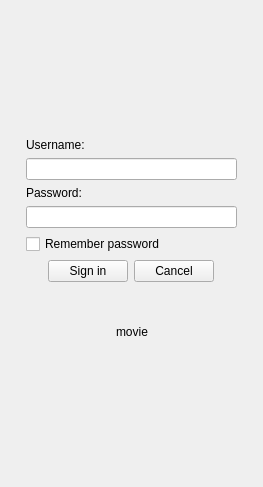
Qt form examples/GuiClient/mainDialog.ui (mtdcr/QXmpp) before a commit.
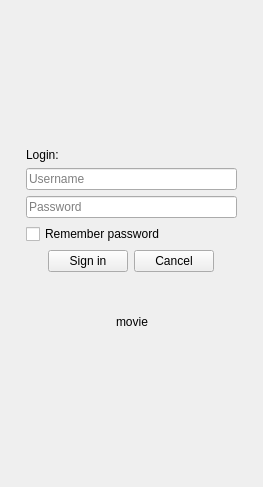
The same form after that commit. The open tabs and pages were chosen to show the change. Icons and pictures are not drawn. Custom widgets are drawn as their Qt base class.

Commit message: login with placeholder text

Patch:
```diff
--- a/examples/GuiClient/mainDialog.ui
+++ b/examples/GuiClient/mainDialog.ui
@@ -139,7 +139,7 @@
        <item>
         <widget class="QLabel" name="label_3">
          <property name="text">
-          <string>Username:</string>
+          <string>Login:</string>
          </property>
         </widget>
        </item>
@@ -148,12 +148,8 @@
          <property name="text">
           <string/>
          </property>
-        </widget>
-       </item>
-       <item>
-        <widget class="QLabel" name="label_4">
-         <property name="text">
-          <string>Password:</string>
+         <property name="placeholderText">
+          <string>Username</string>
          </property>
         </widget>
        </item>
@@ -165,6 +161,9 @@
          <property name="echoMode">
           <enum>QLineEdit::Password</enum>
          </property>
+         <property name="placeholderText">
+          <string>Password</string>
+         </property>
         </widget>
        </item>
        <item>
```
Left out of the diff: 2 changed lines with no effect on the pictures.
